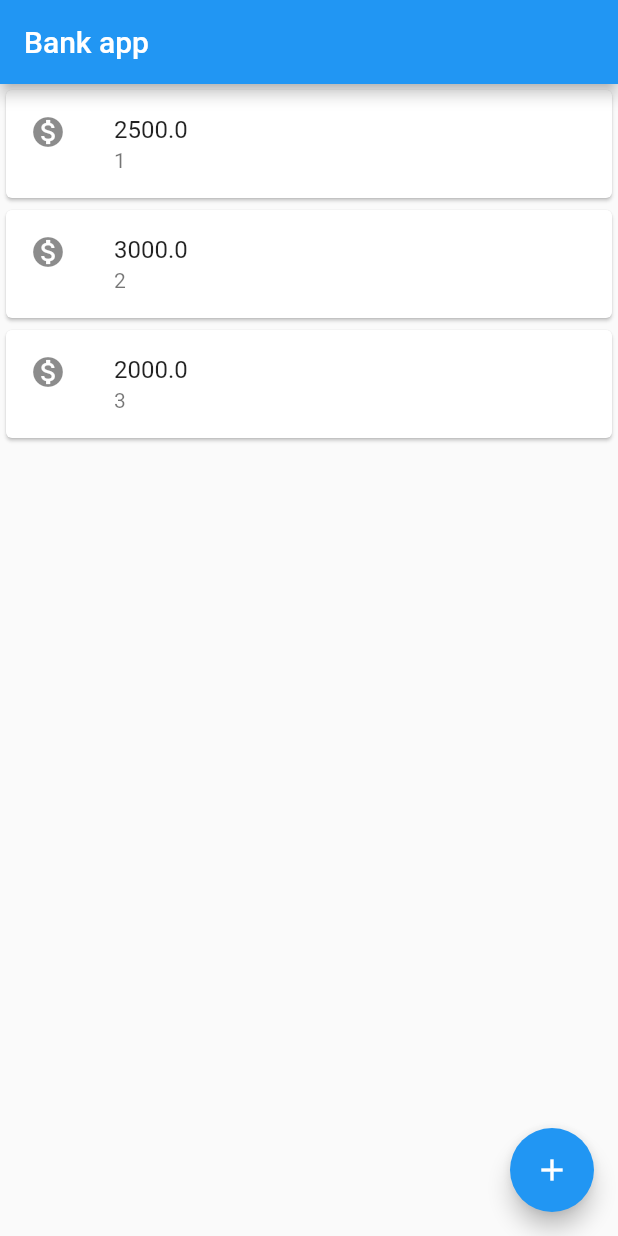
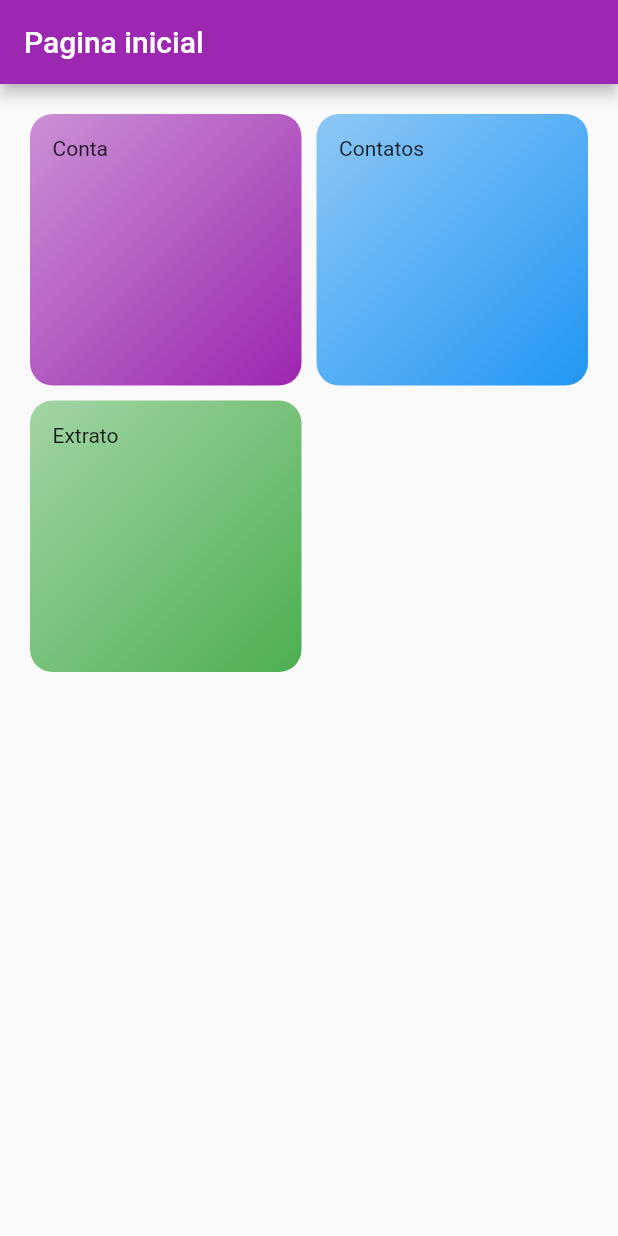
Before and after one commit to kefflen/flutter-studies, a Flutter app: the screen it shows after launch, on a phone screen of 412 x 824 dp. Run offline on Flutter 3.47's test engine with Material 2 defaults, Android fonts, the phone set to English and light mode, and no system bars.

Commit message:
Refatoração e Dashboard

```diff
--- /dev/null
+++ b/bank/lib/components/navigation_button.dart
@@ -0,0 +1,37 @@
+import 'package:flutter/material.dart';
+
+class NavigationButton extends StatelessWidget {
+  final String name;
+  final Color color;
+  final String route;
+
+  const NavigationButton(
+      {Key? key,
+      required this.name,
+      this.color = Colors.purple,
+      required this.route})
+      : super(key: key);
+
+  @override
+  Widget build(BuildContext context) {
+    return InkWell(
+      onTap: () {
+        Navigator.of(context).pushNamed(route);
+      },
+      splashColor: Theme.of(context).primaryColor,
+      borderRadius: BorderRadius.circular(15),
+      child: Container(
+        padding: const EdgeInsets.all(15),
+        decoration: BoxDecoration(
+          borderRadius: BorderRadius.circular(15),
+          gradient: LinearGradient(
+            colors: [color.withOpacity(0.5), color],
+            begin: Alignment.topLeft,
+            end: Alignment.bottomRight,
+          ),
+        ),
+        child: Text(name),
+      ),
+    );
+  }
+}
--- a/bank/lib/main.dart
+++ b/bank/lib/main.dart
@@ -1,63 +1,19 @@
+import 'package:bank/screens/accounts.dart';
+import 'package:bank/screens/dashboard.dart';
 import 'package:flutter/material.dart';
 
-void main() => runApp(
-      MaterialApp(
-        title: 'Teste',
-        color: Colors.purple[800],
-        theme: ThemeData(
-          primaryColor: Colors.purple[800],
-          backgroundColor: Colors.purple[800],
-        ),
-        home: Scaffold(
-          appBar: AppBar(
-            title: const Text('Bank app'),
-          ),
-          body: const TransactionList(),
-          floatingActionButton: FloatingActionButton(
-            tooltip: 'Increments',
-            onPressed: () => {print('Teste')},
-            child: const Icon(Icons.add),
-          ),
-        ),
+void main() => runApp(MaterialApp(
+      routes: {
+        "/accounts": (context) {
+          return const SafeArea(
+            child: Accounts(),
+          );
+        },
+      },
+
+      home: const SafeArea(child: DashboardScreen()),
+      title: 'Teste',
+      theme: ThemeData(
+        primarySwatch: Colors.purple,
       ),
-    );
-
-class TransactionList extends StatelessWidget {
-  const TransactionList({Key? key}) : super(key: key);
-
-  @override
-  Widget build(BuildContext context) {
-    return Column(
-      children: const [
-        TransactionItem(value: 2500, accountNumber: 1),
-        TransactionItem(value: 3000, accountNumber: 2),
-        TransactionItem(value: 2000, accountNumber: 3),
-      ],
-    );
-  }
-}
-
-class TransactionItem extends StatelessWidget {
-  final double value;
-  final int accountNumber;
-
-  const TransactionItem(
-      {super.key, required this.value, required this.accountNumber});
-
-  @override
-  Widget build(BuildContext context) {
-    return Card(
-      child: ListTile(
-          leading: const Icon(Icons.monetization_on),
-          title: Text(value.toString()),
-          subtitle: Text(accountNumber.toString())),
-    );
-  }
-}
-
-// class Transaction {
-//   final double value;
-//   final int accountNumber;
-
-//   Transaction(this.value, this.accountNumber);
-// }
+    ),);
--- /dev/null
+++ b/bank/lib/models/transaction.dart
@@ -0,0 +1,6 @@
+class Transaction {
+  final double value;
+  final int accountNumber;
+
+  Transaction(this.value, this.accountNumber);
+}
--- /dev/null
+++ b/bank/lib/screens/dashboard.dart
@@ -0,0 +1,38 @@
+import 'package:flutter/material.dart';
+import '../components/navigation_button.dart';
+
+class DashboardScreen extends StatelessWidget {
+  const DashboardScreen({Key? key}) : super(key: key);
+
+  @override
+  Widget build(BuildContext context) {
+    return Scaffold(
+      appBar: AppBar(
+        title: const Text("Pagina inicial"),
+      ),
+      body: GridView.count(
+        primary: false,
+        padding: const EdgeInsets.all(20),
+        crossAxisSpacing: 10,
+        mainAxisSpacing: 10,
+        crossAxisCount: 2,
+        children: const [
+          NavigationButton(
+            name: "Conta",
+            route: "/accounts",
+          ),
+          NavigationButton(
+            name: "Contatos",
+            color: Colors.blue,
+            route: "/accounts",
+          ),
+          NavigationButton(
+            name: "Extrato",
+            color: Colors.green,
+            route: "/accounts",
+          ),
+        ],
+      ),
+    );
+  }
+}
```
Also changed, not shown: bank/lib/components/transaction_form.dart (added, +69 -0 lines), bank/lib/components/transaction_list.dart (added, +33 -0 lines), bank/lib/screens/accounts.dart (added, +54 -0 lines), bank/lib/components/template.dart (added).
